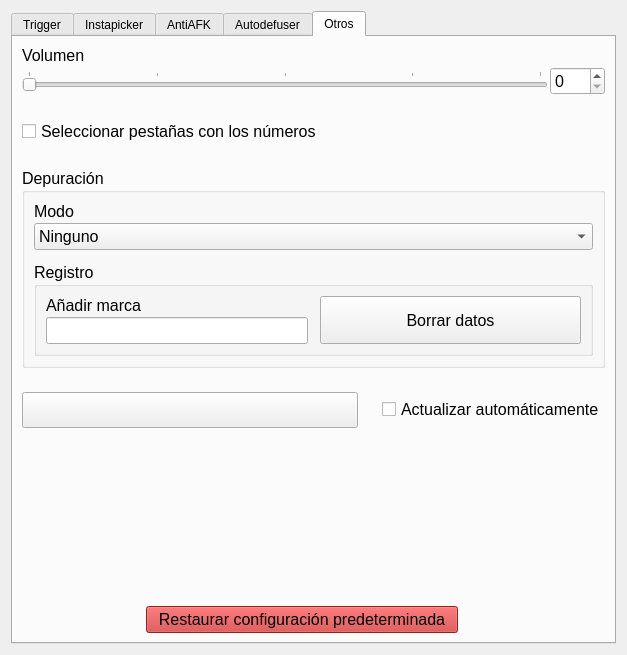
Qt form flanatrigo/resources/flanatrigo.ui (AlejandroRoJ/flanatrigo) before a commit.
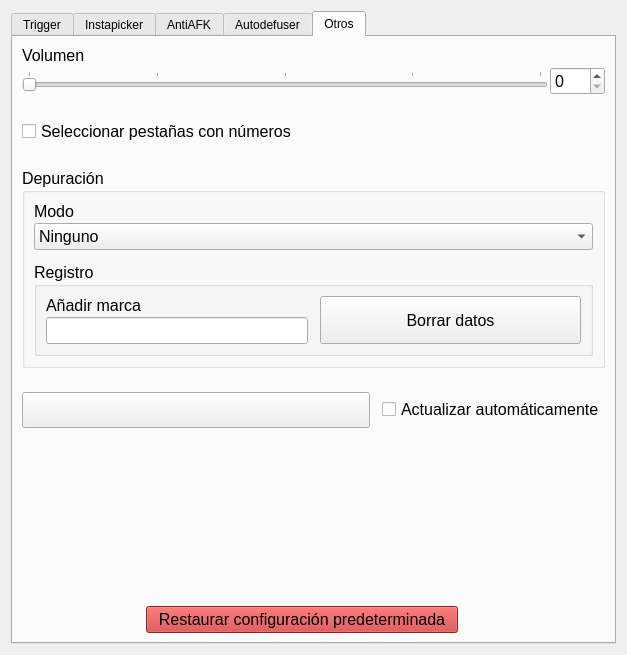
The same form after that commit. The open tabs and pages were chosen to show the change. Custom widgets are drawn as their Qt base class.

```diff
--- a/flanatrigo/resources/flanatrigo.ui
+++ b/flanatrigo/resources/flanatrigo.ui
@@ -2141,7 +2141,7 @@
           </font>
          </property>
          <property name="text">
-          <string>Seleccionar pestañas con los números</string>
+          <string>Seleccionar pestañas con números</string>
          </property>
         </widget>
        </item>
@@ -2271,6 +2271,9 @@
        </item>
        <item>
         <layout class="QHBoxLayout" name="horizontalLayout_30">
+         <property name="spacing">
+          <number>12</number>
+         </property>
          <item>
           <widget class="QPushButton" name="button_updates">
            <property name="minimumSize">
```
